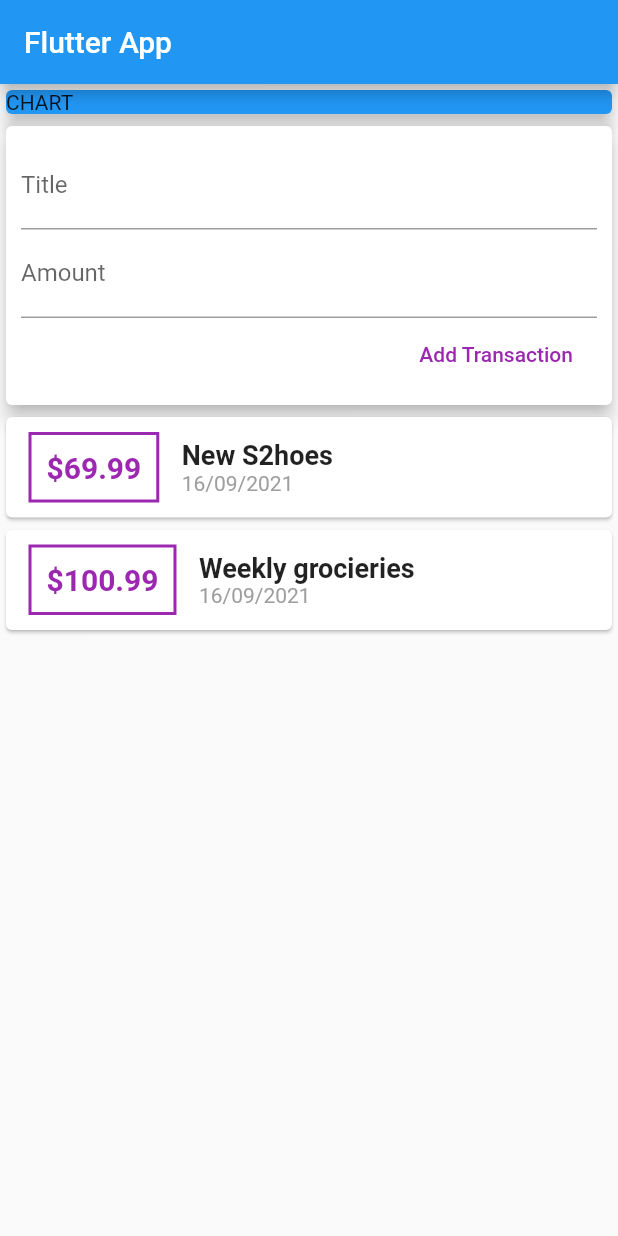
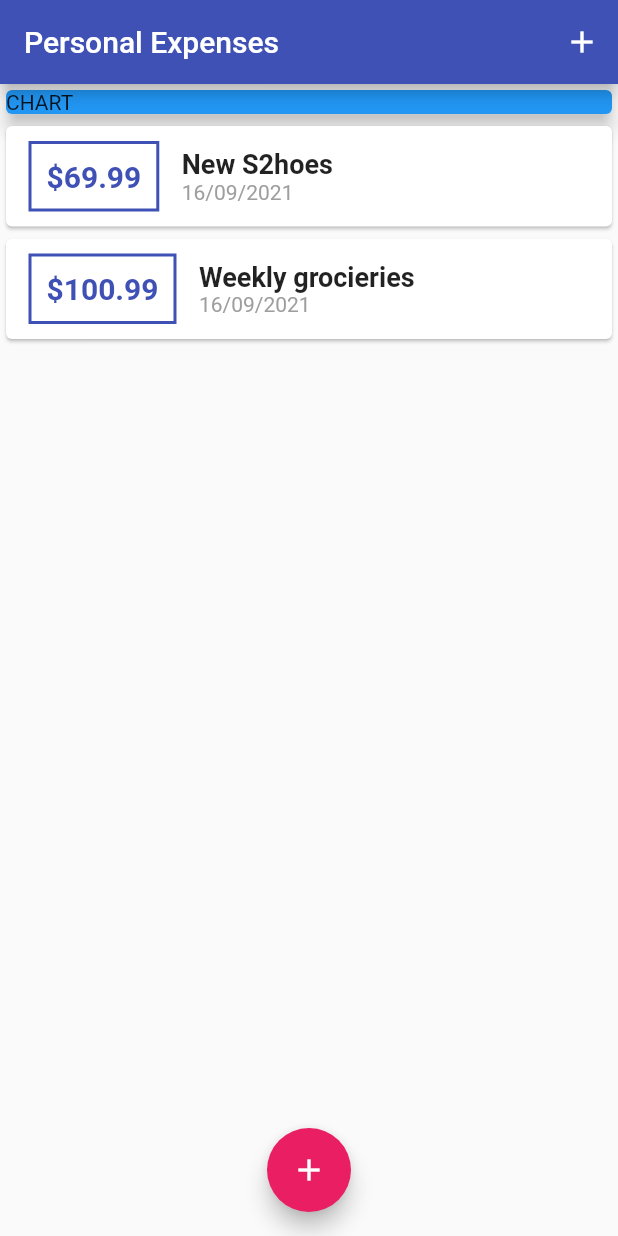
Before and after one commit to cmoscosoz/Flutter-ExpensesAPP, a Flutter app: the screen it shows after launch, on a phone screen of 412 x 824 dp. Run offline on Flutter 3.47's test engine with Material 2 defaults, Android fonts, the phone set to English and light mode, and no system bars.

Commit message:
tidy up and adding theme

```diff
--- a/lib/main.dart
+++ b/lib/main.dart
@@ -1,6 +1,8 @@
 import 'package:flutter/material.dart';
 
-import './widgets/user_transaction.dart';
+import './widgets/new_transaction.dart';
+import './widgets/transaction_list.dart';
+import './models/transaction.dart';
 
 void main() => runApp(MyApp());
 
@@ -8,21 +10,70 @@
   @override
   Widget build(BuildContext context) {
     return MaterialApp(
-      title: 'Flutter App',
+      title: 'Personal Expenses',
+      theme: ThemeData(
+        primarySwatch: Colors.indigo,
+        accentColor: Colors.pink,
+      ),
       home: MyHomePage(),
     );
   }
 }
 
-class MyHomePage extends StatelessWidget {
+class MyHomePage extends StatefulWidget {
+  @override
+  _MyHomePageState createState() => _MyHomePageState();
+}
+
+class _MyHomePageState extends State<MyHomePage> {
+  final List<Transaction> _userTransactions = [
+    Transaction(
+        id: 't1', title: 'New S2hoes', amount: 69.99, date: DateTime.now()),
+    Transaction(
+        id: 't2',
+        title: 'Weekly grocieries',
+        amount: 100.99,
+        date: DateTime.now())
+  ];
+
+  void _addNewTransaction(String txTitle, double txAmount) {
+    final newTx = Transaction(
+        title: txTitle,
+        amount: txAmount,
+        date: DateTime.now(),
+        id: DateTime.now().toString());
+
+    setState(() {
+      _userTransactions.add(newTx);
+    });
+  }
+
+  void _startAddNewTransaction(BuildContext ctx) {
+    showModalBottomSheet(
+      context: ctx,
+      builder: (_) {
+        return GestureDetector(
+          onTap: () {},
+          child: NewTransaction(_addNewTransaction),
+          behavior: HitTestBehavior.opaque,
+        );
+      },
+    );
+  }
+
   @override
   Widget build(BuildContext context) {
     return Scaffold(
-        appBar: AppBar(
-          title: Text('Flutter App'),
-        ),
-        body: SingleChildScrollView(
-            child: Column(
+      appBar: AppBar(
+        title: Text('Personal Expenses'),
+        actions: <Widget>[
+          IconButton(
+              onPressed: () => _startAddNewTransaction(context),
+              icon: Icon(Icons.add))
+        ],
+      ),
+      body: SingleChildScrollView(
+        child: Column(
           mainAxisAlignment: MainAxisAlignment.start,
           crossAxisAlignment: CrossAxisAlignment.stretch,
           children: <Widget>[
@@ -34,8 +85,15 @@
               ),
               elevation: 5,
             ),
-            UserTransactions(),
+            TransactionList(_userTransactions),
           ],
-        )));
+        ),
+      ),
+      floatingActionButtonLocation: FloatingActionButtonLocation.centerFloat,
+      floatingActionButton: FloatingActionButton(
+        child: Icon(Icons.add),
+        onPressed: () => _startAddNewTransaction(context),
+      ),
+    );
   }
 }
--- a/lib/widgets/transaction_list.dart
+++ b/lib/widgets/transaction_list.dart
@@ -20,7 +20,7 @@
                 margin: EdgeInsets.symmetric(vertical: 10, horizontal: 15),
                 decoration: BoxDecoration(
                     border: Border.all(
-                  color: Colors.purple,
+                  color: Theme.of(context).primaryColor,
                   width: 2,
                 )),
                 child: Text(
@@ -28,7 +28,7 @@
                   style: TextStyle(
                     fontWeight: FontWeight.bold,
                     fontSize: 20,
-                    color: Colors.purple,
+                    color: Theme.of(context).primaryColor,
                   ),
                 ),
               ),
--- a/lib/widgets/user_transaction.dart
+++ /dev/null
@@ -1,44 +0,0 @@
-import 'package:expensesapp/widgets/new_transaction.dart';
-import 'package:expensesapp/widgets/transaction_list.dart';
-import 'package:flutter/material.dart';
-
-import './new_transaction.dart';
-import './transaction_list.dart';
-import '../models/transaction.dart';
-
-class UserTransactions extends StatefulWidget {
-  @override
-  _UserTransactionsState createState() => _UserTransactionsState();
-}
-
-class _UserTransactionsState extends State<UserTransactions> {
-  final List<Transaction> _userTransactions = [
-    Transaction(
-        id: 't1', title: 'New S2hoes', amount: 69.99, date: DateTime.now()),
-    Transaction(
-        id: 't2',
-        title: 'Weekly grocieries',
-        amount: 100.99,
-        date: DateTime.now())
-  ];
-
-  void _addNewTransaction(String txTitle, double txAmount) {
-    final newTx = Transaction(
-        title: txTitle,
-        amount: txAmount,
-        date: DateTime.now(),
-        id: DateTime.now().toString());
-
-    setState(() {
-      _userTransactions.add(newTx);
-    });
-  }
-
-  @override
-  Widget build(BuildContext context) {
-    return Column(children: <Widget>[
-      NewTransaction(_addNewTransaction),
-      TransactionList(_userTransactions)
-    ]);
-  }
-}
```
Also changed, not shown: lib/widgets/new_transaction.dart (+13 -4 lines).
